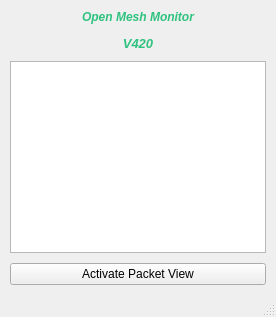
This is gui/meshInterface/MainApp.ui in Dennis-Smith414/open-meshtastic-monitor as Qt 5 draws it before an edit. The edited form follows.
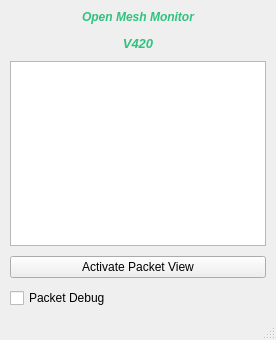
This is the edited form.

Commit message: added a checkbox to enable a full packet debug

The edit to the form file:
```diff
--- a/gui/meshInterface/MainApp.ui
+++ b/gui/meshInterface/MainApp.ui
@@ -2,6 +2,14 @@
 <ui version="4.0">
  <class>MainWindow</class>
  <widget class="QMainWindow" name="MainWindow">
+  <property name="geometry">
+   <rect>
+    <x>0</x>
+    <y>0</y>
+    <width>276</width>
+    <height>340</height>
+   </rect>
+  </property>
   <property name="sizePolicy">
    <sizepolicy hsizetype="Expanding" vsizetype="Expanding">
     <horstretch>0</horstretch>
@@ -70,6 +78,13 @@
       </property>
      </widget>
     </item>
+    <item>
+     <widget class="QCheckBox" name="debug_check">
+      <property name="text">
+       <string>Packet Debug</string>
+      </property>
+     </widget>
+    </item>
    </layout>
   </widget>
   <widget class="QMenuBar" name="menubar">
```
Left out of the diff: 10 changed lines with no effect on the pictures. The commit also changes 53 other files.
